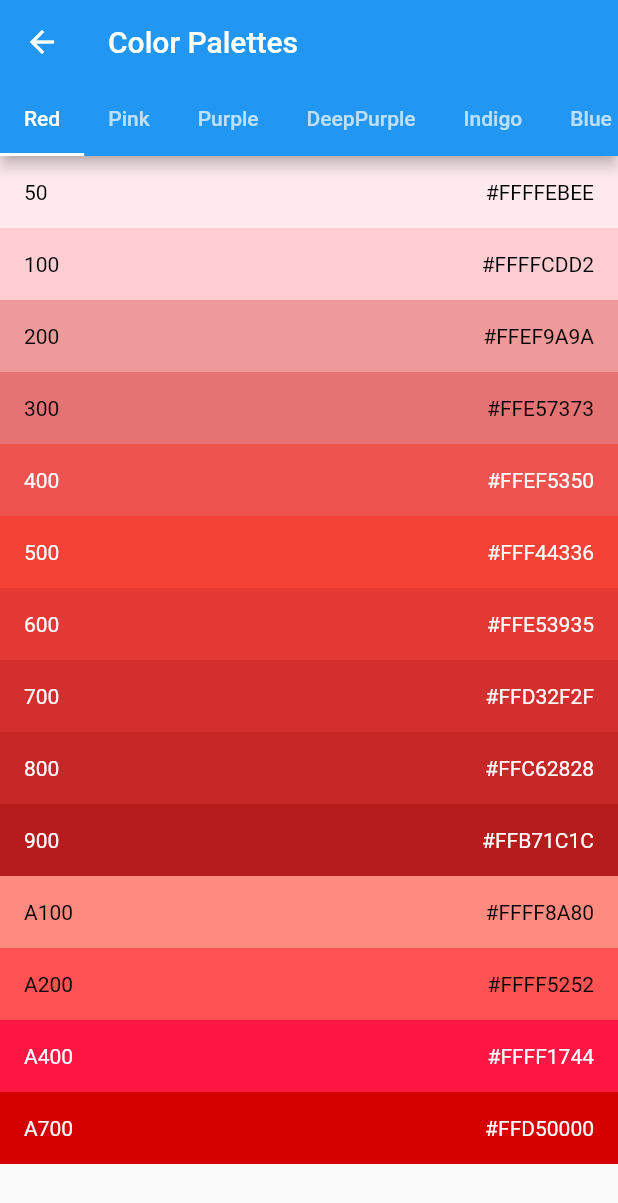
After one commit to fuwamaki/function-confirm-flutter, a Flutter app: the screen it shows after launch, after a tap on "color palettes", on a phone screen of 412 x 824 dp. The commit adds this screen. Shown: the top 1203 px of the screen. Run offline on Flutter 3.47's test engine with Material 2 defaults, Android fonts, the phone set to English and light mode, and no system bars; our stand-ins replace fluttertoast; generated files the repository leaves out were written again.

Commit message:
add color palette page

```diff
--- a/lib/component/home_list.dart
+++ b/lib/component/home_list.dart
@@ -3,6 +3,7 @@ import 'home_list_item.dart';
 import '../screen/sample_page.dart';
 import '../screen/test_list_page.dart';
 import '../screen/typography_page.dart';
+import '../screen/color_palette_page.dart';
 
 Widget homeList(BuildContext context) {
   return ListView(children: [
@@ -18,5 +19,9 @@ Widget homeList(BuildContext context) {
       Navigator.push(
           context, MaterialPageRoute(builder: (context) => TypographyPage()));
     }),
+    homeListItem("color palettes", () {
+      Navigator.push(
+          context, MaterialPageRoute(builder: (context) => ColorPalettePage()));
+    }),
   ]);
 }
--- /dev/null
+++ b/lib/screen/color_palette_page.dart
@@ -0,0 +1,252 @@
+import 'package:flutter/material.dart';
+
+const double kColorItemHeight = 48;
+
+class _Palette {
+  _Palette({
+    required this.name,
+    required this.primary,
+    this.accent,
+    this.threshold = 900,
+  });
+
+  final String name;
+  final MaterialColor primary;
+  final MaterialAccentColor? accent;
+
+  // Titles for indices > threshold are white, otherwise black.
+  final int threshold;
+}
+
+List<_Palette> _allPalettes(BuildContext context) {
+  return [
+    _Palette(
+      name: "Red",
+      primary: Colors.red,
+      accent: Colors.redAccent,
+      threshold: 300,
+    ),
+    _Palette(
+      name: "Pink",
+      primary: Colors.pink,
+      accent: Colors.pinkAccent,
+      threshold: 200,
+    ),
+    _Palette(
+      name: "Purple",
+      primary: Colors.purple,
+      accent: Colors.purpleAccent,
+      threshold: 200,
+    ),
+    _Palette(
+      name: "DeepPurple",
+      primary: Colors.deepPurple,
+      accent: Colors.deepPurpleAccent,
+      threshold: 200,
+    ),
+    _Palette(
+      name: "Indigo",
+      primary: Colors.indigo,
+      accent: Colors.indigoAccent,
+      threshold: 200,
+    ),
+    _Palette(
+      name: "Blue",
+      primary: Colors.blue,
+      accent: Colors.blueAccent,
+      threshold: 400,
+    ),
+    _Palette(
+      name: "LightBlue",
+      primary: Colors.lightBlue,
+      accent: Colors.lightBlueAccent,
+      threshold: 500,
+    ),
+    _Palette(
+      name: "Cyan",
+      primary: Colors.cyan,
+      accent: Colors.cyanAccent,
+      threshold: 600,
+    ),
+    _Palette(
+      name: "Teal",
+      primary: Colors.teal,
+      accent: Colors.tealAccent,
+      threshold: 400,
+    ),
+    _Palette(
+      name: "Green",
+      primary: Colors.green,
+      accent: Colors.greenAccent,
+      threshold: 500,
+    ),
+    _Palette(
+      name: "LightGreen",
+      primary: Colors.lightGreen,
+      accent: Colors.lightGreenAccent,
+      threshold: 600,
+    ),
+    _Palette(
+      name: "Lime",
+      primary: Colors.lime,
+      accent: Colors.limeAccent,
+      threshold: 800,
+    ),
+    _Palette(
+      name: "Yellow",
+      primary: Colors.yellow,
+      accent: Colors.yellowAccent,
+    ),
+    _Palette(
+      name: "Amber",
+      primary: Colors.amber,
+      accent: Colors.amberAccent,
+    ),
+    _Palette(
+      name: "Orange",
+      primary: Colors.orange,
+      accent: Colors.orangeAccent,
+      threshold: 700,
+    ),
+    _Palette(
+      name: "DeepOrange",
+      primary: Colors.deepOrange,
+      accent: Colors.deepOrangeAccent,
+      threshold: 400,
+    ),
+    _Palette(
+      name: "Brown",
+      primary: Colors.brown,
+      threshold: 200,
+    ),
+    _Palette(
+      name: "Grey",
+      primary: Colors.grey,
+      threshold: 500,
+    ),
+    _Palette(
+      name: "BlueGrey",
+      primary: Colors.blueGrey,
+      threshold: 500,
+    ),
+  ];
+}
+
+class _ColorItem extends StatelessWidget {
+  const _ColorItem({
+    Key? key,
+    required this.index,
+    required this.color,
+    this.prefix = '',
+  }) : super(key: key);
+
+  final int index;
+  final Color color;
+  final String prefix;
+
+  String get _colorString =>
+      "#${color.value.toRadixString(16).padLeft(8, '0').toUpperCase()}";
+
+  @override
+  Widget build(BuildContext context) {
+    return Semantics(
+      container: true,
+      child: Container(
+        height: kColorItemHeight,
+        padding: const EdgeInsets.symmetric(horizontal: 16),
+        color: color,
+        child: Row(
+          mainAxisAlignment: MainAxisAlignment.spaceBetween,
+          crossAxisAlignment: CrossAxisAlignment.center,
+          children: [
+            Text('$prefix$index'),
+            Flexible(child: Text(_colorString)),
+          ],
+        ),
+      ),
+    );
+  }
+}
+
+class _PaletteTabView extends StatelessWidget {
+  const _PaletteTabView({
+    Key? key,
+    required this.colors,
+  }) : super(key: key);
+
+  final _Palette colors;
+  static const primaryKeys = <int>[
+    50,
+    100,
+    200,
+    300,
+    400,
+    500,
+    600,
+    700,
+    800,
+    900
+  ];
+  static const accentKeys = <int>[100, 200, 400, 700];
+
+  @override
+  Widget build(BuildContext context) {
+    final textTheme = Theme.of(context).textTheme;
+    final whiteTextStyle = textTheme.bodyText2!.copyWith(
+      color: Colors.white,
+    );
+    final blackTextStyle = textTheme.bodyText2!.copyWith(
+      color: Colors.black,
+    );
+    return Scrollbar(
+      child: ListView(
+        itemExtent: kColorItemHeight,
+        children: [
+          for (final key in primaryKeys)
+            DefaultTextStyle(
+              style: key > colors.threshold ? whiteTextStyle : blackTextStyle,
+              child: _ColorItem(index: key, color: colors.primary[key]!),
+            ),
+          if (colors.accent != null)
+            for (final key in accentKeys)
+              DefaultTextStyle(
+                style: key > colors.threshold ? whiteTextStyle : blackTextStyle,
+                child: _ColorItem(
+                  index: key,
+                  color: colors.accent![key]!,
+                  prefix: 'A',
+                ),
+              ),
+        ],
+      ),
+    );
+  }
+}
+
+class ColorPalettePage extends StatelessWidget {
+  const ColorPalettePage({Key? key}) : super(key: key);
+
+  @override
+  Widget build(BuildContext context) {
+    final palettes = _allPalettes(context);
+    return DefaultTabController(
+      length: palettes.length,
+      child: Scaffold(
+        appBar: AppBar(
+          title: Text("Color Palettes"),
+          bottom: TabBar(
+            isScrollable: true,
+            tabs: [
+              for (final palette in palettes) Tab(text: palette.name),
+            ],
+          ),
+        ),
+        body: TabBarView(
+          children: [
+            for (final palette in palettes) _PaletteTabView(colors: palette),
+          ],
+        ),
+      ),
+    );
+  }
+}
```
